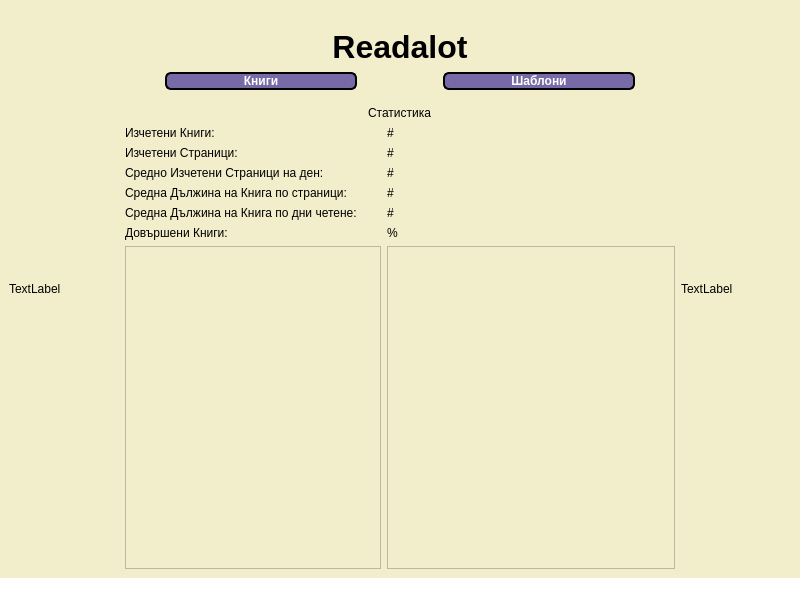
This is Readalot/mainwindow.ui in TanyaSeykova/Hackaton_2022 as Qt 5 draws it before an edit. The edited form follows.
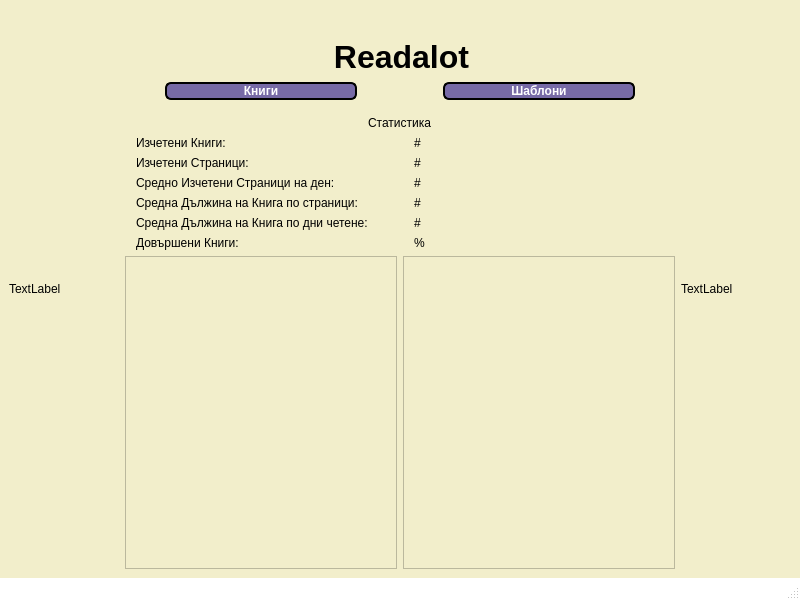
This is the edited form. Custom widgets are drawn as their Qt base class.

```diff
--- a/Readalot/mainwindow.ui
+++ b/Readalot/mainwindow.ui
@@ -14,7 +14,9 @@
    <string>MainWindow</string>
   </property>
   <property name="styleSheet">
-   <string notr="true">background-color: rgb(255, 255, 255);</string>
+   <string notr="true">QMainWindow{
+	background-color: rgb(255, 255, 255);
+}</string>
   </property>
   <widget class="QWidget" name="centralwidget">
    <property name="styleSheet">
@@ -31,12 +33,17 @@
        </widget>
       </item>
       <item>
-       <layout class="QVBoxLayout" name="verticalLayout_2" stretch="0,10,0,0,50">
+       <layout class="QVBoxLayout" name="verticalLayout_2" stretch="0,10,0,0,0">
         <property name="topMargin">
          <number>20</number>
         </property>
         <item>
          <widget class="QLabel" name="label">
+          <property name="styleSheet">
+           <string notr="true">QObject#label{
+	margin-top: 10%
+}</string>
+          </property>
           <property name="text">
            <string>&lt;html&gt;&lt;head/&gt;&lt;body&gt;&lt;p align=&quot;center&quot;&gt;&lt;span style=&quot; font-size:24pt; font-weight:600;&quot;&gt;Readalot&lt;/span&gt;&lt;/p&gt;&lt;/body&gt;&lt;/html&gt;</string>
           </property>
@@ -47,15 +54,21 @@
           <item row="0" column="0">
            <widget class="QPushButton" name="pushButtonBooks">
             <property name="styleSheet">
-             <string notr="true">border-radius: 6px;
-border-width: 2px;
-background-color: rgb(119, 106, 166);
-border-color: rgb(0,0,0);
-border-style: solid;
-color: rgb(255,255,255);
-font-weight: bold;
-font: 16pt &quot;Monotype Corsiva&quot;;
-margin: 0 40px 0 40px;</string>
+             <string notr="true">QPushButton{
+	border-radius: 6px;
+	border-width: 2px;
+	background-color: rgb(119, 106, 166);
+	border-color: rgb(0,0,0);
+	border-style: solid;
+	color: rgb(255,255,255);
+	font-weight: bold;
+	font: 16pt &quot;Monotype Corsiva&quot;;
+	margin: 0 40px 0 40px;
+}
+QPushButton:hover{
+	background-color: rgb(212, 203, 242);
+	color: rgb(0,0,0);
+}</string>
             </property>
             <property name="text">
              <string>Книги</string>
@@ -65,15 +78,21 @@
           <item row="0" column="1">
            <widget class="QPushButton" name="pushButtonTemplates">
             <property name="styleSheet">
-             <string notr="true">border-radius: 6px;
-border-width: 2px;
-background-color: rgb(119, 106, 166);
-border-color: rgb(0,0,0);
-border-style: solid;
-color: rgb(255,255,255);
-font-weight: bold;
-font: 16pt &quot;Monotype Corsiva&quot;;
-margin: 0 40px 0 40px;</string>
+             <string notr="true">QPushButton{
+	border-radius: 6px;
+	border-width: 2px;
+	background-color: rgb(119, 106, 166);
+	border-color: rgb(0,0,0);
+	border-style: solid;
+	color: rgb(255,255,255);
+	font-weight: bold;
+	font: 16pt &quot;Monotype Corsiva&quot;;
+	margin: 0 40px 0 40px;
+}
+QPushButton:hover{
+	background-color: rgb(212, 203, 242);
+	color: rgb(0,0,0);
+}</string>
             </property>
             <property name="text">
              <string>Шаблони</string>
@@ -109,99 +128,146 @@
          </widget>
         </item>
         <item>
-         <layout class="QFormLayout" name="formLayout">
-          <property name="sizeConstraint">
-           <enum>QLayout::SetDefaultConstraint</enum>
-          </property>
-          <item row="0" column="0">
+         <layout class="QHBoxLayout" name="horizontalLayout_2" stretch="5,5">
+          <item>
+           <layout class="QVBoxLayout" name="verticalLayout_3">
+            <item>
            <widget class="QLabel" name="label_5">
+              <property name="sizePolicy">
+               <sizepolicy hsizetype="Preferred" vsizetype="Preferred">
+                <horstretch>0</horstretch>
+                <verstretch>0</verstretch>
+               </sizepolicy>
+              </property>
+              <property name="styleSheet">
+               <string notr="true">margin-left: 7.5px;</string>
+              </property>
             <property name="text">
              <string>Изчетени Книги: </string>
             </property>
            </widget>
           </item>
-          <item row="0" column="1">
-           <widget class="QLabel" name="booksReadNum">
-            <property name="text">
-             <string>#</string>
-            </property>
-           </widget>
-          </item>
-          <item row="1" column="0">
+            <item>
            <widget class="QLabel" name="label_7">
+              <property name="styleSheet">
+               <string notr="true">margin-left: 7.5px;</string>
+              </property>
             <property name="text">
              <string>Изчетени Страници: </string>
             </property>
            </widget>
           </item>
-          <item row="1" column="1">
-           <widget class="QLabel" name="pagesReadNum">
-            <property name="text">
-             <string>#</string>
-            </property>
-           </widget>
-          </item>
-          <item row="2" column="0">
+            <item>
            <widget class="QLabel" name="label_6">
+              <property name="styleSheet">
+               <string notr="true">margin-left: 7.5px;</string>
+              </property>
             <property name="text">
              <string>Средно Изчетени Страници на ден: </string>
             </property>
            </widget>
           </item>
-          <item row="2" column="1">
-           <widget class="QLabel" name="pageAverageRead">
-            <property name="text">
-             <string>#</string>
-            </property>
-           </widget>
-          </item>
-          <item row="3" column="0">
+            <item>
            <widget class="QLabel" name="label_8">
+              <property name="styleSheet">
+               <string notr="true">margin-left: 7.5px;</string>
+              </property>
             <property name="text">
              <string>Средна Дължина на Книга по страници:</string>
             </property>
            </widget>
           </item>
-          <item row="3" column="1">
-           <widget class="QLabel" name="bookLengthAvgByPages">
-            <property name="text">
-             <string>#</string>
-            </property>
-           </widget>
-          </item>
-          <item row="4" column="0">
+            <item>
            <widget class="QLabel" name="label_9">
+              <property name="styleSheet">
+               <string notr="true">margin-left: 7.5px;</string>
+              </property>
             <property name="text">
              <string>Средна Дължина на Книга по дни четене:</string>
             </property>
            </widget>
           </item>
-          <item row="4" column="1">
-           <widget class="QLabel" name="label_10">
-            <property name="text">
-             <string>#</string>
-            </property>
-           </widget>
-          </item>
-          <item row="5" column="0">
+            <item>
            <widget class="QLabel" name="label_11">
+              <property name="styleSheet">
+               <string notr="true">margin-left: 7.5px;</string>
+              </property>
             <property name="text">
              <string>Довършени Книги:</string>
             </property>
            </widget>
           </item>
-          <item row="5" column="1">
+            <item>
+             <widget class="QChartView" name="chartBookPages"/>
+            </item>
+           </layout>
+          </item>
+          <item>
+           <layout class="QVBoxLayout" name="verticalLayout_4">
+            <item>
+             <widget class="QLabel" name="booksReadNum">
+              <property name="styleSheet">
+               <string notr="true">margin-left: 7.5px;</string>
+              </property>
+              <property name="text">
+               <string>#</string>
+              </property>
+             </widget>
+            </item>
+            <item>
+             <widget class="QLabel" name="pagesReadNum">
+              <property name="styleSheet">
+               <string notr="true">margin-left: 7.5px;</string>
+              </property>
+              <property name="text">
+               <string>#</string>
+              </property>
+             </widget>
+            </item>
+            <item>
+             <widget class="QLabel" name="pageAverageRead">
+              <property name="styleSheet">
+               <string notr="true">margin-left: 7.5px;</string>
+              </property>
+              <property name="text">
+               <string>#</string>
+              </property>
+             </widget>
+            </item>
+            <item>
+             <widget class="QLabel" name="bookLengthAvgByPages">
+              <property name="styleSheet">
+               <string notr="true">margin-left: 7.5px;</string>
+              </property>
+              <property name="text">
+               <string>#</string>
+              </property>
+             </widget>
+            </item>
+            <item>
+             <widget class="QLabel" name="bookLengthByTime">
+              <property name="styleSheet">
+               <string notr="true">margin-left: 7.5px;</string>
+              </property>
+              <property name="text">
+               <string>#</string>
+              </property>
+             </widget>
+            </item>
+            <item>
            <widget class="QLabel" name="bookFinishedPerc">
+              <property name="styleSheet">
+               <string notr="true">margin-left: 7.5px;</string>
+              </property>
             <property name="text">
              <string>%</string>
             </property>
            </widget>
           </item>
-          <item row="6" column="0">
-           <widget class="QChartView" name="chartBookPages"/>
-          </item>
-          <item row="6" column="1">
+            <item>
            <widget class="QChartView" name="graphicsView"/>
+            </item>
+           </layout>
           </item>
          </layout>
         </item>
```
Lines whose indentation alone changed are shown as unchanged.
